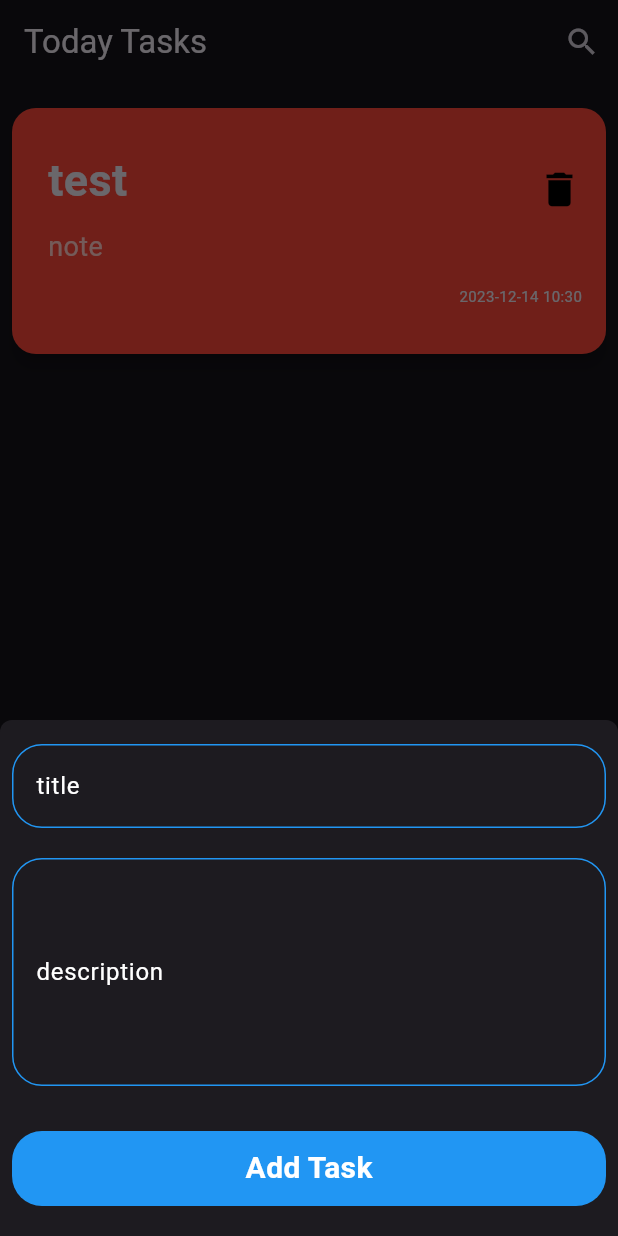
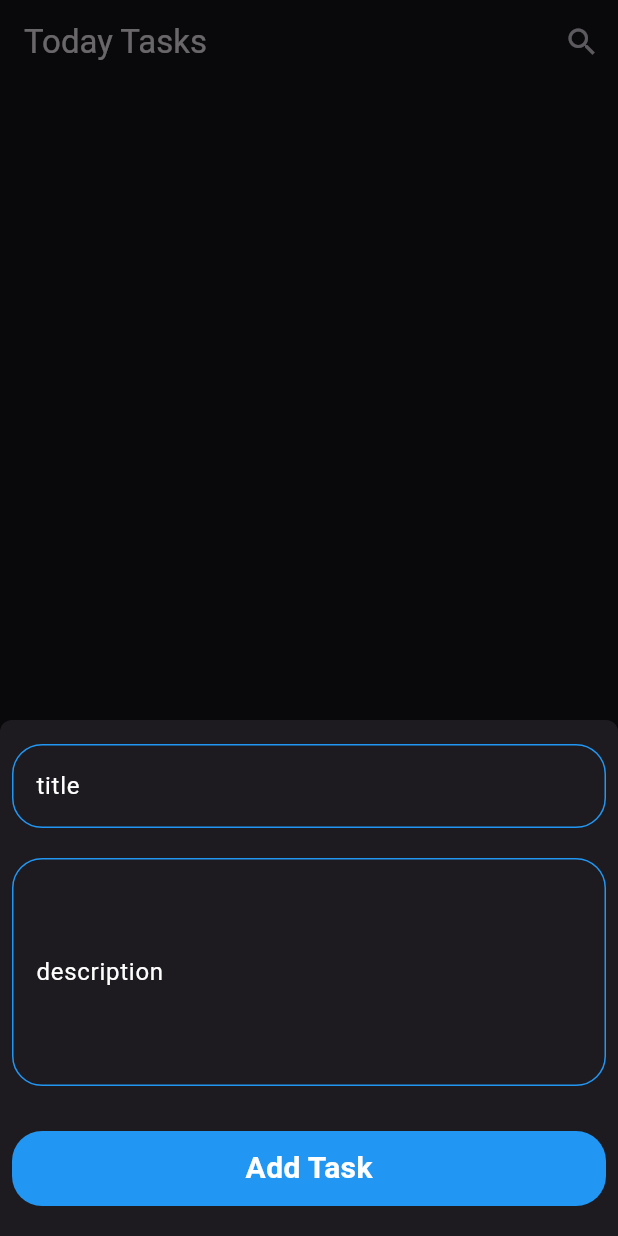
Before and after one commit to ahmedragab112/today_tasks, a Flutter app: the screen it shows after launch, after a tap on the "add" icon, on a phone screen of 412 x 824 dp. Run offline on Flutter 3.47's test engine with Material 3 defaults, Android fonts, the light colour scheme and no system bars; drawn by our look-alikes of modal_progress_hud_nsn; our stand-ins replace bloc, flutter_bloc, hive, hive_flutter; accounts and stored records are empty.

Commit message:
refresh and delete note done

```diff
--- a/lib/main.dart
+++ b/lib/main.dart
@@ -5,6 +5,7 @@ import 'package:notehive/model/note_model.dart';
 import 'package:notehive/observer.dart';
 import 'package:notehive/router/router.dart';
 import 'package:notehive/theme/apptheme.dart';
+import 'package:notehive/views/home/manager/read_notes_cubit.dart';
 
 import 'constant/constant.dart';
 
@@ -21,12 +22,15 @@ class TodayTasks extends StatelessWidget {
 
   @override
   Widget build(BuildContext context) {
-    return MaterialApp(
-      debugShowCheckedModeBanner: false,
-      theme: AppTheme.lightTheme,
-      darkTheme: AppTheme.darkTheme,
-      themeMode: ThemeMode.dark,
-      onGenerateRoute: AppRouter.generatRoute,
+    return BlocProvider(
+      create: (context) => ReadNotesCubit(),
+      child: MaterialApp(
+        debugShowCheckedModeBanner: false,
+        theme: AppTheme.lightTheme,
+        darkTheme: AppTheme.darkTheme,
+        themeMode: ThemeMode.dark,
+        onGenerateRoute: AppRouter.generatRoute,
+      ),
     );
   }
 }
--- a/lib/views/home/add_note_bottomsheet_view.dart
+++ b/lib/views/home/add_note_bottomsheet_view.dart
@@ -1,10 +1,9 @@
 import 'package:flutter/material.dart';
 import 'package:flutter_bloc/flutter_bloc.dart';
-import 'package:modal_progress_hud_nsn/modal_progress_hud_nsn.dart';
-
 import 'package:notehive/views/home/add_note_form.dart';
 import 'package:notehive/views/home/manager/add_note_cubit.dart';
 import 'package:notehive/views/home/manager/add_note_state.dart';
+import 'package:notehive/views/home/manager/read_notes_cubit.dart';
 
 class BottomSheetBody extends StatelessWidget {
   const BottomSheetBody({
@@ -19,12 +18,13 @@ class BottomSheetBody extends StatelessWidget {
           ScaffoldMessenger.of(context)
               .showSnackBar(SnackBar(content: Text(state.errorMassage)));
         } else if (state is AddNoteSuccessState) {
+          BlocProvider.of<ReadNotesCubit>(context).displayNotes();
           Navigator.pop(context);
         }
       },
       builder: (context, state) {
-        return ModalProgressHUD(
-          inAsyncCall: state is AddNoteLoadingState ? true : false,
+        return AbsorbPointer(
+          absorbing: state is AddNoteLoadingState ? true : false,
           child: Padding(
             padding: EdgeInsets.only(
                 bottom: MediaQuery.of(context).viewInsets.bottom,
--- a/lib/views/home/add_note_form.dart
+++ b/lib/views/home/add_note_form.dart
@@ -1,7 +1,7 @@
-
 import 'package:flutter/material.dart';
 import 'package:flutter_bloc/flutter_bloc.dart';
 import 'package:notehive/views/home/manager/add_note_cubit.dart';
+import 'package:notehive/views/home/manager/add_note_state.dart';
 
 import 'package:notehive/widgets/custom_button.dart';
 import 'package:notehive/widgets/custom_textfiled.dart';
@@ -9,7 +9,9 @@ import 'package:notehive/widgets/custom_textfiled.dart';
 class AddNoteForm extends StatelessWidget {
   const AddNoteForm({
     super.key,
+
   });
+
 
   @override
   Widget build(BuildContext context) {
@@ -42,11 +44,16 @@ class AddNoteForm extends StatelessWidget {
           const SizedBox(
             height: 30,
           ),
-          CustomButton(
-              type: 'Add Task',
-              function: () {
-                bloc.checkForm();
-              }),
+          BlocBuilder<AddNoteCubit, AddNoteState>(
+            builder: (context, state) {
+              return CustomButton(
+                  isLoading: state is AddNoteLoadingState ? true:false,
+                  type: 'Add Task',
+                  function: () {
+                    bloc.checkForm();
+                  });
+            },
+          ),
           const SizedBox(
             height: 20,
           ),
--- a/lib/views/home/home.dart
+++ b/lib/views/home/home.dart
@@ -1,13 +1,24 @@
 import 'package:flutter/material.dart';
 import 'package:flutter_bloc/flutter_bloc.dart';
 
-
 import 'package:notehive/views/home/add_note_bottomsheet_view.dart';
 import 'package:notehive/views/home/manager/add_note_cubit.dart';
+import 'package:notehive/views/home/manager/read_notes_cubit.dart';
 import 'package:notehive/views/home/notview.dart';
 
-class HomeNote extends StatelessWidget {
+class HomeNote extends StatefulWidget {
   const HomeNote({super.key});
+
+  @override
+  State<HomeNote> createState() => _HomeNoteState();
+}
+
+class _HomeNoteState extends State<HomeNote> {
+  @override
+  void initState() {
+    BlocProvider.of<ReadNotesCubit>(context).displayNotes();
+    super.initState();
+  }
 
   @override
   Widget build(BuildContext context) {
@@ -29,15 +40,15 @@ class HomeNote extends StatelessWidget {
             shape: const RoundedRectangleBorder(
                 borderRadius: BorderRadius.only(
                     topLeft: Radius.circular(8), topRight: Radius.circular(8))),
-            builder: (context) =>  BlocProvider(
+            builder: (context) => BlocProvider(
               create: (context) => AddNoteCubit(),
-              child:const BottomSheetBody(),
+              child: const BottomSheetBody(),
             ),
           );
         },
         child: const Icon(Icons.add),
       ),
-      body: NoteView(),
+      body: const NoteView(),
     );
   }
 }
--- a/lib/views/home/manager/add_note_cubit.dart
+++ b/lib/views/home/manager/add_note_cubit.dart
@@ -3,6 +3,7 @@ import 'dart:developer';
 import 'package:bloc/bloc.dart';
 import 'package:flutter/material.dart';
 import 'package:hive_flutter/hive_flutter.dart';
+import 'package:intl/intl.dart';
 
 import 'package:notehive/constant/constant.dart';
 
@@ -14,7 +15,7 @@ class AddNoteCubit extends Cubit<AddNoteState> {
   final GlobalKey<FormState> formKey = GlobalKey();
 
   AutovalidateMode autovalidateMode = AutovalidateMode.disabled;
-  String? title, description, time = DateTime.now().toString();
+  String? title, description, time = DateFormat.yMd().format(DateTime.now()).toString() ;
   addNote() async {
     emit(AddNoteLoadingState());
     try {
--- /dev/null
+++ b/lib/views/home/manager/read_notes_cubit.dart
@@ -0,0 +1,15 @@
+import 'package:bloc/bloc.dart';
+import 'package:hive_flutter/hive_flutter.dart';
+import 'package:notehive/constant/constant.dart';
+import 'package:notehive/model/note_model.dart';
+import 'package:notehive/views/home/manager/read_notes_state.dart';
+
+class ReadNotesCubit extends Cubit<ReadNotesState> {
+  ReadNotesCubit() : super(ReadNotesInitial());
+  List<NoteModel>? notes;
+  void displayNotes() {
+    var notesBox = Hive.box<NoteModel>(hiveBox);
+    notes = notesBox.values.toList();
+    emit(ReadNotesSuccessState());
+  }
+}
--- /dev/null
+++ b/lib/views/home/manager/read_notes_state.dart
@@ -0,0 +1,7 @@
+
+class ReadNotesState {}
+
+class ReadNotesInitial extends ReadNotesState {}
+
+class ReadNotesSuccessState extends ReadNotesState {
+}
--- a/lib/views/home/notview.dart
+++ b/lib/views/home/notview.dart
@@ -1,20 +1,21 @@
 import 'package:flutter/material.dart';
-import 'package:notehive/model/note_model.dart';
+import 'package:flutter_bloc/flutter_bloc.dart';
+import 'package:notehive/views/home/manager/read_notes_cubit.dart';
 import 'package:notehive/widgets/note_item.dart';
 
+import 'manager/read_notes_state.dart';
+
 class NoteView extends StatelessWidget {
-  NoteView({
+  const NoteView({
     super.key,
   });
-  final List<NoteModel> notes = [
-    NoteModel(
-        color: 1234214,
-        title: 'test',
-        descritpion: 'note',
-        time: DateTime.now().toString())
-  ];
+
   @override
   Widget build(BuildContext context) {
+    return BlocBuilder<ReadNotesCubit, ReadNotesState>(
+      builder: (context, state) {
+        var notes = BlocProvider.of<ReadNotesCubit>(context).notes ?? [];
+
         return Padding(
           padding: const EdgeInsets.symmetric(vertical: 16),
           child: ListView.builder(
@@ -25,5 +26,7 @@ class NoteView extends StatelessWidget {
             itemCount: notes.length,
           ),
         );
+      },
+    );
   }
 }
--- a/lib/widgets/custom_button.dart
+++ b/lib/widgets/custom_button.dart
@@ -3,10 +3,12 @@ import 'package:flutter/material.dart';
 class CustomButton extends StatelessWidget {
   final String type;
   final Function function;
+  final bool isLoading;
   const CustomButton({
     super.key,
     required this.type,
     required this.function,
+    this.isLoading = false,
   });
 
   @override
@@ -21,11 +23,21 @@ class CustomButton extends StatelessWidget {
         alignment: Alignment.center,
         width: double.infinity,
         height: 50,
-        child: Text(
-          type,
-          style: const TextStyle(
-              fontSize: 20, fontWeight: FontWeight.bold, color: Colors.white),
-        ),
+        child: isLoading == true
+            ? const SizedBox(
+                width: 30,
+                height: 30,
+                child: CircularProgressIndicator(
+                  color: Colors.white,
+                ),
+              )
+            : Text(
+                type,
+                style: const TextStyle(
+                    fontSize: 20,
+                    fontWeight: FontWeight.bold,
+                    color: Colors.white),
+              ),
       ),
     );
   }
--- a/lib/widgets/note_item.dart
+++ b/lib/widgets/note_item.dart
@@ -1,6 +1,9 @@
 import 'package:flutter/material.dart';
+import 'package:flutter_bloc/flutter_bloc.dart';
 import 'package:notehive/model/note_model.dart';
 import 'package:notehive/router/routes.dart';
+import 'package:notehive/views/home/manager/add_note_cubit.dart';
+import 'package:notehive/views/home/manager/read_notes_cubit.dart';
 
 class NoteItem extends StatelessWidget {
   const NoteItem({super.key, required this.note});
@@ -23,7 +26,8 @@ class NoteItem extends StatelessWidget {
           padding: const EdgeInsets.only(bottom: 32, left: 24, right: 16),
           width: double.infinity,
           decoration: BoxDecoration(
-              borderRadius: BorderRadius.circular(16),color: Colors.red),
+              borderRadius: BorderRadius.circular(16),
+              color: Color(note.color)),
           child: Row(
             children: [
               Expanded(
@@ -56,7 +60,7 @@ class NoteItem extends StatelessWidget {
                 ),
               ),
               Expanded(
-                flex: 1,
+                flex: 2,
                 child: Column(
                   crossAxisAlignment: CrossAxisAlignment.end,
                   mainAxisAlignment: MainAxisAlignment.spaceBetween,
@@ -66,7 +70,10 @@ class NoteItem extends StatelessWidget {
                     ),
                     IconButton(
                       padding: const EdgeInsets.only(left: 20),
-                      onPressed: () {},
+                      onPressed: () {
+                        note.delete();
+                        BlocProvider.of<ReadNotesCubit>(context).displayNotes();
+                      },
                       icon: const Icon(
                         Icons.delete,
                         color: Colors.black,
@@ -77,7 +84,7 @@ class NoteItem extends StatelessWidget {
                       height: 40,
                     ),
                     Text(
-                      note.time.substring(0, 16),
+                      note.time,
                       style: const TextStyle(fontSize: 10),
                     )
                   ],
--- a/pubspec.yaml
+++ b/pubspec.yaml
@@ -35,6 +35,7 @@ dependencies:
   flutter_bloc: ^8.1.3
   hive: ^2.2.3
   hive_flutter: ^1.1.0
+  intl: ^0.19.0
   modal_progress_hud_nsn: ^0.4.0
 
 dev_dependencies:
```
Also changed, not shown: pubspec.lock. Lines whose indentation alone changed are shown as unchanged.
